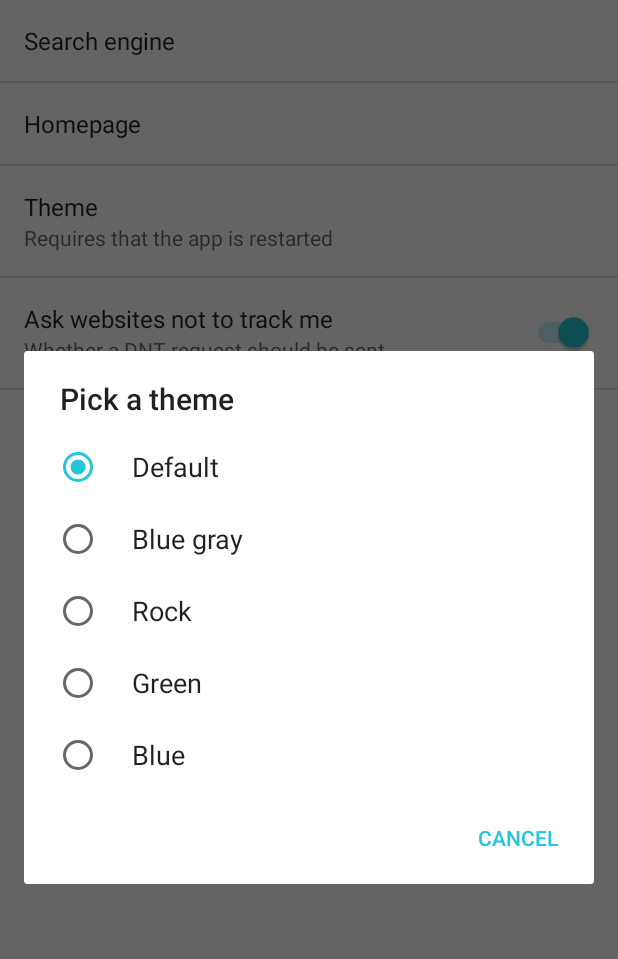
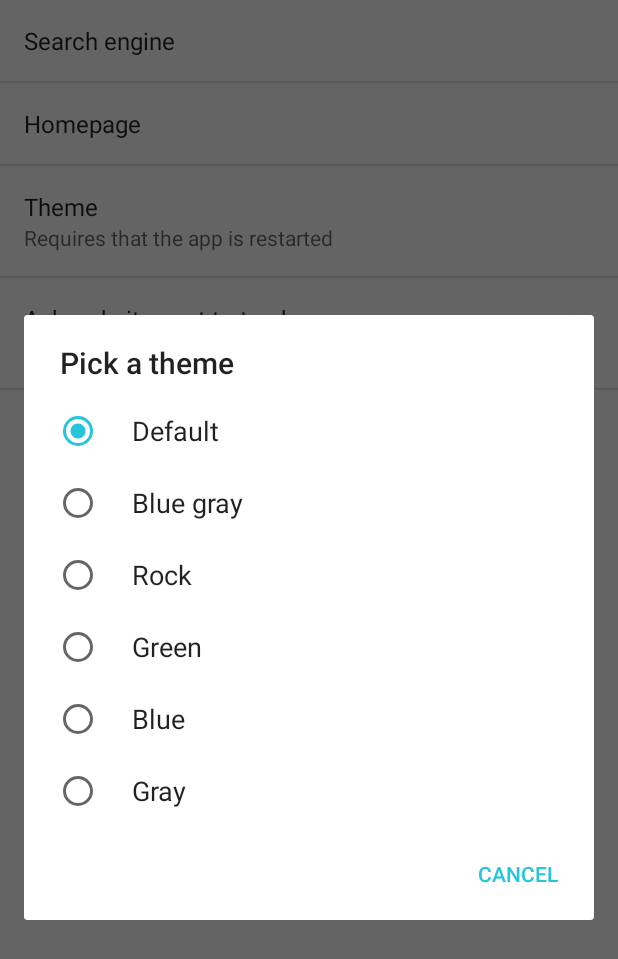
Before and after one commit to ZonaRMR/stack-web-browser, an Android app: the Settings screen opened directly, with no data from a screen before it, after a tap on "Theme", on a phone screen of 412 x 824 dp. Shown: the top 959 px of the screen. Run offline under Robolectric (Android 15) with nearby library versions, the phone set to English and light mode, and no system bars.

```diff
--- a/app/src/main/java/eu/depa/browsing/stack/About.java
+++ b/app/src/main/java/eu/depa/browsing/stack/About.java
@@ -26,7 +26,7 @@ public class About extends Activity {
 
                 emailIntent.putExtra(Intent.EXTRA_EMAIL, TO);
                 emailIntent.putExtra(Intent.EXTRA_SUBJECT, getString(R.string.email_subject));
-                emailIntent.putExtra(Intent.EXTRA_TEXT, "API: " + android.os.Build.VERSION.SDK_INT + "\n" + getString(R.string.email_text));
+                emailIntent.putExtra(Intent.EXTRA_TEXT, "API: " + android.os.Build.VERSION.SDK_INT + "\n");
 
                 try {
                     startActivity(emailIntent);
@@ -55,6 +55,9 @@ public class About extends Activity {
             case "blue":
                 setTheme(R.style.Blue);
                 return;
+            case "gray":
+                setTheme(R.style.Gray);
+                return;
         }
     }
 }
--- a/app/src/main/java/eu/depa/browsing/stack/Donate.java
+++ b/app/src/main/java/eu/depa/browsing/stack/Donate.java
@@ -72,6 +72,9 @@ public class Donate extends Activity {
             case "blue":
                 setTheme(R.style.Blue);
                 return;
+            case "gray":
+                setTheme(R.style.Gray);
+                return;
         }
     }
 }
--- a/app/src/main/res/menu/menu_page.xml
+++ b/app/src/main/res/menu/menu_page.xml
@@ -11,8 +11,4 @@
     <item android:id="@+id/addtohome"
         android:title="@string/addtohome"
         android:onClick="addPagetoHome"/>
-
-    <item android:id="@+id/refresh"
-        android:title="@string/reload"
-        android:onClick="reloadPage"/>
 </menu>
--- a/app/src/main/res/values/arrays.xml
+++ b/app/src/main/res/values/arrays.xml
@@ -20,6 +20,7 @@
         <item name="Rock">Rock</item>
         <item name="Green">Green</item>
         <item name="Blue">Blue</item>
+        <item name="Gray">Gray</item>
     </string-array>
 
     <string-array name="themevalues"
@@ -29,5 +30,6 @@
         <item name="rock">rock</item>
         <item name="green">green</item>
         <item name="blue">blue</item>
+        <item name="gray">gray</item>
     </string-array>
 </resources>
--- a/app/src/main/res/values/strings.xml
+++ b/app/src/main/res/values/strings.xml
@@ -5,8 +5,7 @@
     <string name="menu_settings">Settings</string>
     <string name="menu_donate">Donate</string>
     <string name="about_text">Stack web browser was developed by\nAlessandro De Pasquale\n\nYou may get to me via the button below.</string>
-    <string name="email_subject">STACK: Your subject here</string>
-    <string name="email_text">Your message here</string>
+    <string name="email_subject">STACK: </string>
     <string name="email_noclient">No email client found</string>
     <string name="donate">By donating, you can support the development of this application.</string>
     <string name="bitcoin_noclient">No client was found</string>
@@ -26,8 +25,8 @@
     <string name="reload">Reload</string>
     <string name="notrack">Ask websites not to track me</string>
     <string name="notrackspec">Whether a DNT request should be sent</string>
-    <string name="wanna_restart">Do you want to restart the application now?</string>
+    <string name="wanna_restart">Restart the application now?</string>
     <string name="restart_cap">RESTART</string>
     <string name="plzNo">CANCEL</string>
-    <string name="wanna_restart_msg">A restart is required in order to properly change the theme</string>
+    <string name="restarting">Restarting app…</string>
 </resources>
--- a/app/src/main/res/values/styles.xml
+++ b/app/src/main/res/values/styles.xml
@@ -38,6 +38,10 @@
         <item name="colorPrimaryDark">#0277BD</item>    <!--800-->
     </style>
 
-    <!--TODO gray - also in other files: arrays.xml, all java classes-->
+    <style name="Gray" parent="Theme.AppCompat.Light.DarkActionBar">
+        <item name="colorPrimary">#DDDDDD</item>
+        <item name="colorAccent">#BDBDBD</item>         <!--400-->
+        <item name="colorPrimaryDark">#424242</item>    <!--800-->
+    </style>
 
 </resources>
```
Also changed, not shown: app/src/main/java/eu/depa/browsing/stack/MainActivity.java (+8 -0 lines), app/src/main/java/eu/depa/browsing/stack/Settings.java (+13 -5 lines), 40 other files.
